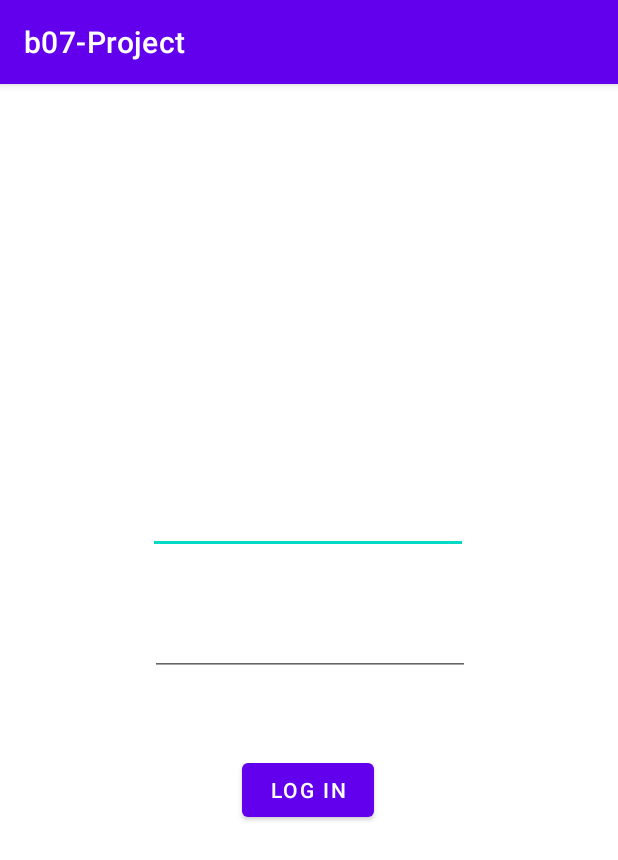
After one commit to KleinKodes/SKADJ-CSCB07-Project, an Android app: the LoginActivity screen opened directly, with no data from a screen before it, on a phone screen of 412 x 824 dp. The commit adds this screen. Shown: the top 860 px of the screen. Run offline under Robolectric (Android 15) with nearby library versions, the phone set to English and light mode, and no system bars; our stand-ins replace Firebase (no records; nobody signed in at launch, a user with empty details on screens opened directly).

Commit message:
I had to completely restart (Ignore previous branch now)
Nothing in my previous branch was working because of the confusing predefined template that was Login Activity and my Blue screen count of 4.

What Is Done in This Commit:
---> Created Sign Up Activity Page
-----> Created Login Activity Page
---->  Login now successfully checks if the credentials are already in the Firebase users database
-----> Sign up now successfully creates new Users
---->   keeps user information to be stored in a data base later

```diff
--- a/app/build.gradle
+++ b/app/build.gradle
@@ -34,8 +34,8 @@ android {
 
 
 dependencies {
-
     implementation platform('com.google.firebase:firebase-bom:30.3.1')
+    implementation 'com.google.firebase:firebase-auth'
     implementation 'com.google.firebase:firebase-analytics'
     implementation 'com.google.firebase:firebase-database'
     implementation 'androidx.appcompat:appcompat:1.4.2'
--- /dev/null
+++ b/app/src/main/java/com/example/b07_project/LoginActivity.java
@@ -0,0 +1,56 @@
+package com.example.b07_project;
+
+import androidx.annotation.NonNull;
+import androidx.appcompat.app.AppCompatActivity;
+
+import android.content.Intent;
+import android.os.Bundle;
+import android.view.View;
+import android.widget.EditText;
+import android.widget.Toast;
+
+import com.google.android.gms.tasks.OnCompleteListener;
+import com.google.android.gms.tasks.Task;
+import com.google.firebase.auth.AuthResult;
+import com.google.firebase.auth.FirebaseAuth;
+import com.google.firebase.auth.FirebaseUser;
+
+public class LoginActivity extends AppCompatActivity {
+    public FirebaseAuth mAuth;
+
+
+    @Override
+    protected void onCreate(Bundle savedInstanceState) {
+        super.onCreate(savedInstanceState);
+        mAuth = FirebaseAuth.getInstance();
+        setContentView(R.layout.activity_login);
+
+        //FirebaseUser currentUser = mAuth.getCurrentUser();
+        //if(currentUser != null){
+        //    System.out.println("CREATE NEW INTENT OF MAIN ACTIVE");
+        //}
+    }
+
+
+    public void login(View view){
+        EditText email = (EditText) findViewById(R.id.Email_EditText);
+        EditText password = (EditText) findViewById(R.id.Password_EditText);
+        System.out.println(email.getText());
+        System.out.println(password.getText());
+
+        mAuth.signInWithEmailAndPassword(email.getText().toString(), password.getText().toString())
+                .addOnCompleteListener(this, new OnCompleteListener<AuthResult>() {
+                    @Override
+                    public void onComplete(@NonNull Task<AuthResult> task) {
+                        if (task.isSuccessful()) {
+                            Intent mainact = new Intent(LoginActivity.this, MainActivity.class);
+                            FirebaseUser user = mAuth.getCurrentUser();
+                            //user.getEmail();
+                            startActivity(mainact);
+                        } else {
+                            System.out.println("LOGIN FAILED NOOO");
+                        }
+                    }
+                });
+    }
+}
--- /dev/null
+++ b/app/src/main/res/layout/activity_login.xml
@@ -0,0 +1,44 @@
+<?xml version="1.0" encoding="utf-8"?>
+<androidx.constraintlayout.widget.ConstraintLayout xmlns:android="http://schemas.android.com/apk/res/android"
+    xmlns:app="http://schemas.android.com/apk/res-auto"
+    xmlns:tools="http://schemas.android.com/tools"
+    android:layout_width="match_parent"
+    android:layout_height="match_parent"
+    tools:context=".LoginActivity">
+
+    <EditText
+        android:id="@+id/Email_EditText"
+        android:layout_width="wrap_content"
+        android:layout_height="wrap_content"
+        android:layout_marginTop="268dp"
+        android:ems="10"
+        android:inputType="textEmailAddress"
+        app:layout_constraintEnd_toEndOf="parent"
+        app:layout_constraintHorizontal_bias="0.497"
+        app:layout_constraintStart_toStartOf="parent"
+        app:layout_constraintTop_toTopOf="parent" />
+
+    <EditText
+        android:id="@+id/Password_EditText"
+        android:layout_width="wrap_content"
+        android:layout_height="wrap_content"
+        android:layout_marginTop="36dp"
+        android:ems="10"
+        android:inputType="textPassword"
+        app:layout_constraintEnd_toEndOf="parent"
+        app:layout_constraintHorizontal_bias="0.502"
+        app:layout_constraintStart_toStartOf="parent"
+        app:layout_constraintTop_toBottomOf="@+id/Email_EditText" />
+
+    <Button
+        android:id="@+id/Login_Button"
+        android:layout_width="wrap_content"
+        android:layout_height="wrap_content"
+        android:layout_marginTop="52dp"
+        android:onClick="login"
+        android:text="LOG IN"
+        app:layout_constraintEnd_toEndOf="parent"
+        app:layout_constraintHorizontal_bias="0.498"
+        app:layout_constraintStart_toStartOf="parent"
+        app:layout_constraintTop_toBottomOf="@+id/Password_EditText" />
+</androidx.constraintlayout.widget.ConstraintLayout>
```
Also changed, not shown: app/src/main/AndroidManifest.xml (+14 -7 lines), app/src/main/java/com/example/b07_project/MainActivity.java (+11 -0 lines), app/src/main/java/com/example/b07_project/SignUpActivity.java (added, +68 -0 lines), app/src/main/res/layout/activity_main.xml (+24 -0 lines), app/src/main/res/layout/activity_sign_up.xml (added, +72 -0 lines).
